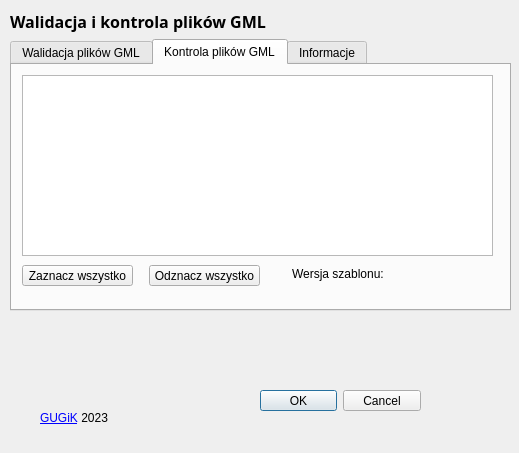
First picture: the form in walidatorPlikowGML_dialog_base.ui, repository GlownyUrzadGeodezjiIKartografii/WalidatorPlikowGML, before the edit.
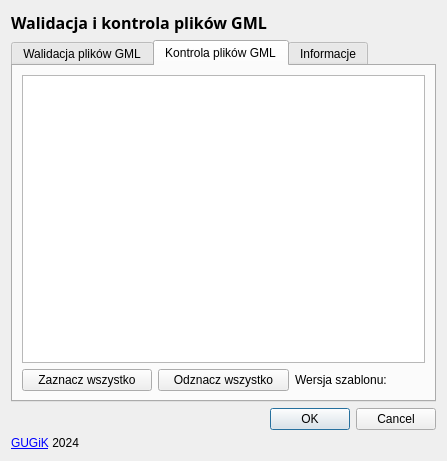
Second picture: the form after the edit. The open tabs and pages were chosen to show the change. Icons and pictures are not drawn.

```diff
--- a/walidatorPlikowGML_dialog_base.ui
+++ b/walidatorPlikowGML_dialog_base.ui
@@ -6,8 +6,8 @@
    <rect>
     <x>0</x>
     <y>0</y>
-    <width>519</width>
-    <height>453</height>
+    <width>447</width>
+    <height>461</height>
    </rect>
   </property>
   <property name="sizePolicy">
@@ -29,16 +29,9 @@
    <iconset>
     <normaloff>icon.png</normaloff>icon.png</iconset>
   </property>
-  <widget class="QWidget" name="verticalLayoutWidget">
-   <property name="geometry">
-    <rect>
-     <x>10</x>
-     <y>10</y>
-     <width>501</width>
-     <height>301</height>
-    </rect>
-   </property>
-   <layout class="QVBoxLayout" name="verticalLayout">
+  <layout class="QGridLayout" name="gridLayout_4">
+   <item row="0" column="0">
+    <layout class="QVBoxLayout" name="verticalLayout_2">
     <item>
      <widget class="QLabel" name="label_2">
       <property name="font">
@@ -58,11 +51,6 @@
      </widget>
     </item>
     <item>
-     <layout class="QHBoxLayout" name="horizontalLayout">
-      <property name="sizeConstraint">
-       <enum>QLayout::SetMinimumSize</enum>
-      </property>
-      <item>
        <widget class="QTabWidget" name="tabWidget">
         <property name="currentIndex">
          <number>0</number>
@@ -149,63 +137,72 @@
          <attribute name="title">
           <string>Kontrola plików GML</string>
          </attribute>
+        <layout class="QGridLayout" name="gridLayout_5">
+         <item row="0" column="0">
          <widget class="QTreeView" name="treeView">
-          <property name="geometry">
-           <rect>
-            <x>10</x>
-            <y>10</y>
-            <width>471</width>
-            <height>181</height>
-           </rect>
-          </property>
           <property name="font">
            <font>
             <pointsize>7</pointsize>
            </font>
           </property>
-         </widget>
-         <widget class="QPushButton" name="pushButton_2">
-          <property name="geometry">
-           <rect>
-            <x>137</x>
-            <y>200</y>
-            <width>111</width>
-            <height>21</height>
-           </rect>
-          </property>
-          <property name="text">
-           <string>Odznacz wszystko</string>
-          </property>
-         </widget>
+           <property name="sizeAdjustPolicy">
+            <enum>QAbstractScrollArea::AdjustToContentsOnFirstShow</enum>
+           </property>
+           <property name="editTriggers">
+            <set>QAbstractItemView::EditKeyPressed</set>
+           </property>
+           <property name="showDropIndicator" stdset="0">
+            <bool>false</bool>
+           </property>
+           <property name="horizontalScrollMode">
+            <enum>QAbstractItemView::ScrollPerItem</enum>
+           </property>
+           <property name="sortingEnabled">
+            <bool>true</bool>
+           </property>
+           <property name="wordWrap">
+            <bool>true</bool>
+           </property>
+           <attribute name="headerCascadingSectionResizes">
+            <bool>true</bool>
+           </attribute>
+           <attribute name="headerHighlightSections">
+            <bool>true</bool>
+           </attribute>
+           <attribute name="headerShowSortIndicator" stdset="0">
+            <bool>true</bool>
+           </attribute>
+          </widget>
+         </item>
+         <item row="1" column="0">
+          <layout class="QHBoxLayout" name="horizontalLayout">
+           <item>
          <widget class="QPushButton" name="pushButton_1">
-          <property name="geometry">
-           <rect>
-            <x>10</x>
-            <y>200</y>
-            <width>111</width>
-            <height>21</height>
-           </rect>
-          </property>
           <property name="text">
            <string>Zaznacz wszystko</string>
           </property>
          </widget>
+           </item>
+           <item>
+            <widget class="QPushButton" name="pushButton_2">
+             <property name="text">
+              <string>Odznacz wszystko</string>
+             </property>
+            </widget>
+           </item>
+           <item>
          <widget class="QLabel" name="label_17">
-          <property name="geometry">
-           <rect>
-            <x>280</x>
-            <y>200</y>
-            <width>241</width>
-            <height>16</height>
-           </rect>
-          </property>
           <property name="text">
            <string>Wersja szablonu:</string>
           </property>
           <property name="alignment">
-           <set>Qt::AlignBottom|Qt::AlignLeading|Qt::AlignLeft</set>
-          </property>
-         </widget>
+              <set>Qt::AlignLeading|Qt::AlignLeft|Qt::AlignVCenter</set>
+             </property>
+            </widget>
+           </item>
+          </layout>
+         </item>
+        </layout>
         </widget>
         <widget class="QWidget" name="Informacje">
          <attribute name="title">
@@ -355,35 +352,10 @@
         </widget>
        </widget>
       </item>
-     </layout>
-    </item>
-   </layout>
-  </widget>
-  <widget class="QDialogButtonBox" name="button_box">
-   <property name="geometry">
-    <rect>
-     <x>260</x>
-     <y>390</y>
-     <width>161</width>
-     <height>21</height>
-    </rect>
-   </property>
-   <property name="orientation">
-    <enum>Qt::Horizontal</enum>
-   </property>
-   <property name="standardButtons">
-    <set>QDialogButtonBox::Cancel|QDialogButtonBox::Ok</set>
-   </property>
-  </widget>
+     <item>
+      <layout class="QGridLayout" name="gridLayout_3">
+       <item row="0" column="0">
   <widget class="QLabel" name="label_6">
-   <property name="geometry">
-    <rect>
-     <x>10</x>
-     <y>330</y>
-     <width>118</width>
-     <height>66</height>
-    </rect>
-   </property>
    <property name="sizePolicy">
     <sizepolicy hsizetype="Fixed" vsizetype="Fixed">
      <horstretch>0</horstretch>
@@ -400,17 +372,21 @@
     <bool>true</bool>
    </property>
   </widget>
+       </item>
+       <item row="0" column="1">
+        <widget class="QDialogButtonBox" name="button_box">
+         <property name="orientation">
+          <enum>Qt::Horizontal</enum>
+         </property>
+         <property name="standardButtons">
+          <set>QDialogButtonBox::Cancel|QDialogButtonBox::Ok</set>
+         </property>
+        </widget>
+       </item>
+       <item row="1" column="0">
   <widget class="QLabel" name="label_3">
-   <property name="geometry">
-    <rect>
-     <x>40</x>
-     <y>410</y>
-     <width>111</width>
-     <height>16</height>
-    </rect>
-   </property>
    <property name="text">
-    <string>&lt;a href=&quot;https://www.gov.pl/web/gugik/&quot;&gt;GUGiK&lt;/a&gt; 2023</string>
+          <string>&lt;a href=&quot;https://www.gov.pl/web/gugik/&quot;&gt;GUGiK&lt;/a&gt; 2024</string>
    </property>
    <property name="scaledContents">
     <bool>true</bool>
@@ -419,6 +395,12 @@
     <bool>true</bool>
    </property>
   </widget>
+       </item>
+      </layout>
+     </item>
+    </layout>
+   </item>
+  </layout>
  </widget>
  <resources/>
  <connections>
```
Left out of the diff: 68 changed lines with no effect on the pictures. Lines whose indentation alone changed are shown as unchanged.
